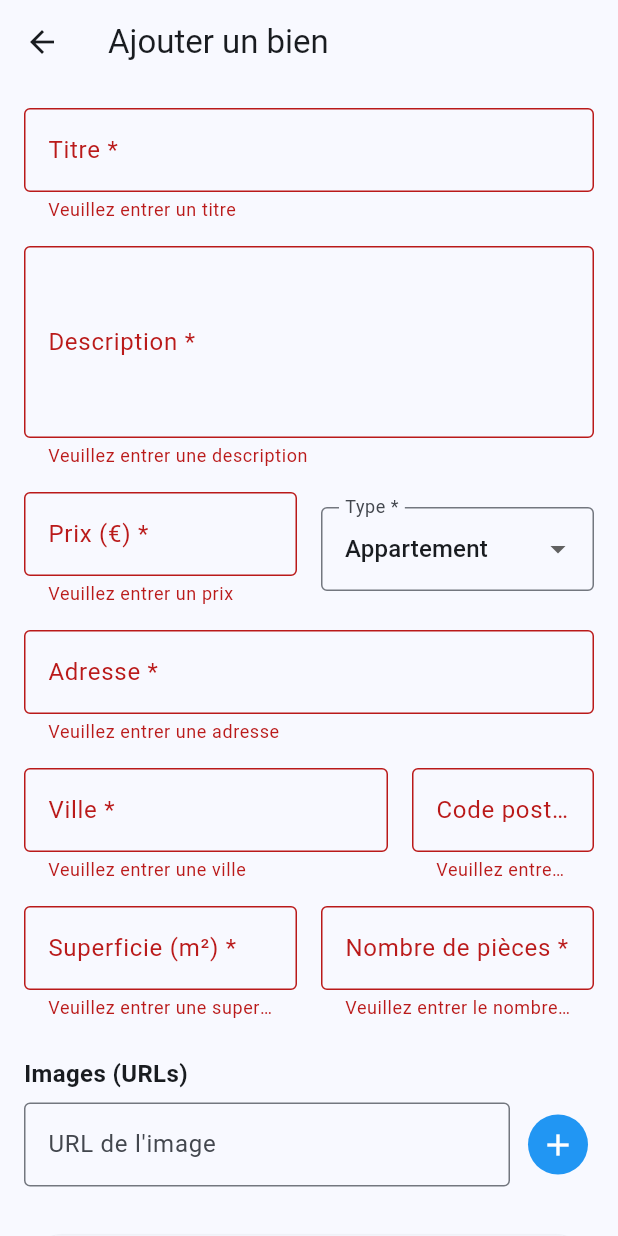
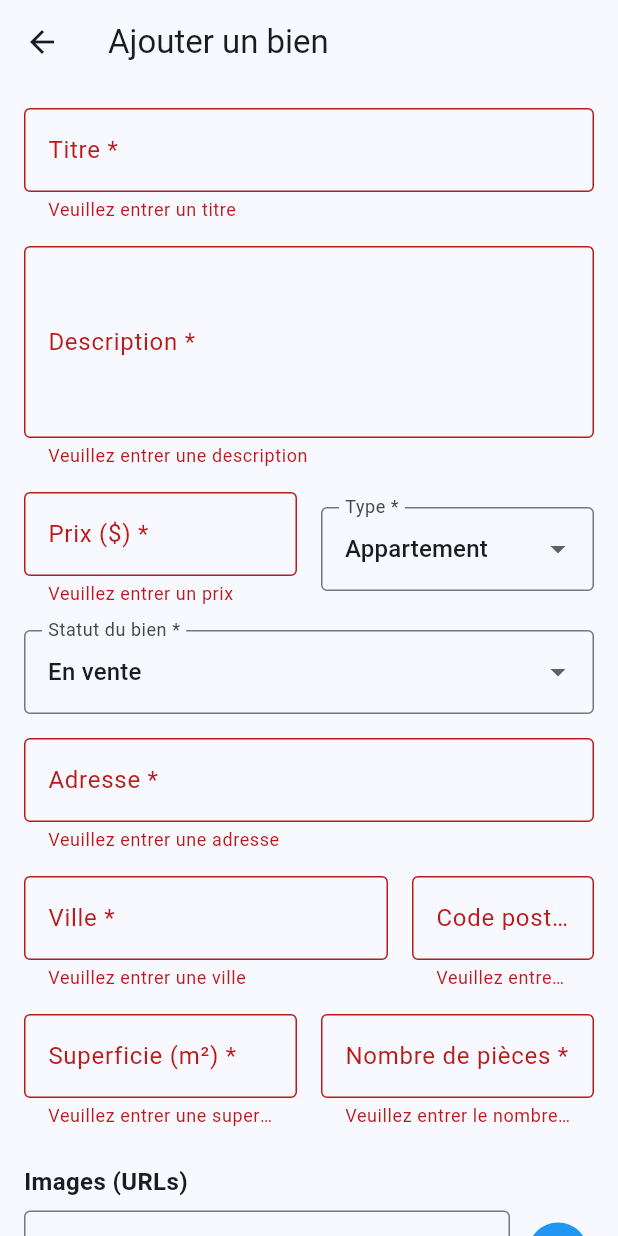
Before and after one commit to kingPaku/henock_app, a Flutter app: the AddBienScreen screen opened directly, after a tap on "Ajouter le bien", on a phone screen of 412 x 824 dp. Run offline on Flutter 3.47's test engine with Material 3 defaults, Android fonts, the phone set to English and light mode, and no system bars; our stand-ins replace cached_network_image, cloud_firestore, firebase_auth, firebase_core, google_sign_in; accounts and stored records are empty; generated files the repository leaves out were written again.

Commit message:
deuxieme finalisation

```diff
--- a/lib/models/bien_immobilier.dart
+++ b/lib/models/bien_immobilier.dart
@@ -13,6 +13,7 @@ class BienImmobilier {
   final String? userId; // Propriétaire du bien
   final DateTime dateCreation;
   final bool disponible;
+  final String statut;
 
   BienImmobilier({
     this.id,
@@ -29,7 +30,9 @@ class BienImmobilier {
     this.userId,
     DateTime? dateCreation,
     this.disponible = true,
-  }) : dateCreation = dateCreation ?? DateTime.now();
+    String? statut,
+  })  : dateCreation = dateCreation ?? DateTime.now(),
+        statut = statut ?? (disponible ? 'En vente' : 'Retiré de la vente');
 
   // Conversion vers Map pour Firestore
   Map<String, dynamic> toMap() {
@@ -47,11 +50,13 @@ class BienImmobilier {
       'userId': userId,
       'dateCreation': dateCreation.toIso8601String(),
       'disponible': disponible,
+      'statut': statut,
     };
   }
 
   // Création depuis Map (Firestore)
   factory BienImmobilier.fromMap(String id, Map<String, dynamic> map) {
+    final bool disponible = map['disponible'] ?? true;
     return BienImmobilier(
       id: id,
       titre: map['titre'] ?? '',
@@ -68,7 +73,8 @@ class BienImmobilier {
       dateCreation: map['dateCreation'] != null
           ? DateTime.parse(map['dateCreation'])
           : DateTime.now(),
-      disponible: map['disponible'] ?? true,
+      disponible: disponible,
+      statut: map['statut'],
     );
   }
 
@@ -88,6 +94,7 @@ class BienImmobilier {
     String? userId,
     DateTime? dateCreation,
     bool? disponible,
+    String? statut,
   }) {
     return BienImmobilier(
       id: id ?? this.id,
@@ -104,6 +111,7 @@ class BienImmobilier {
       userId: userId ?? this.userId,
       dateCreation: dateCreation ?? this.dateCreation,
       disponible: disponible ?? this.disponible,
+      statut: statut ?? this.statut,
     );
   }
 }
--- a/lib/utils/constants.dart
+++ b/lib/utils/constants.dart
@@ -3,7 +3,7 @@ import 'package:intl/intl.dart';
 // Formatage du prix
 String formatPrix(double prix) {
   final formatter = NumberFormat.currency(
-    symbol: '€',
+    symbol: '\$',
     decimalDigits: 0,
     locale: 'fr_FR',
   );
--- a/lib/views/biens/add_bien_screen.dart
+++ b/lib/views/biens/add_bien_screen.dart
@@ -5,7 +5,9 @@ import '../../controllers/bien_controller.dart';
 import '../../models/bien_immobilier.dart';
 
 class AddBienScreen extends StatefulWidget {
-  const AddBienScreen({super.key});
+  final BienImmobilier? bienToEdit;
+
+  const AddBienScreen({super.key, this.bienToEdit});
 
   @override
   State<AddBienScreen> createState() => _AddBienScreenState();
@@ -24,6 +26,7 @@ class _AddBienScreenState extends State<AddBienScreen> {
   final _imageUrlController = TextEditingController();
 
   String _selectedType = 'Appartement';
+  String _selectedStatut = 'En vente';
   final List<String> _types = [
     'Appartement',
     'Maison',
@@ -32,7 +35,39 @@ class _AddBienScreenState extends State<AddBienScreen> {
     'Loft',
     'Autre'
   ];
+  final List<String> _statuts = const [
+    'En vente',
+    'Déjà vendu',
+    'Retiré de la vente',
+  ];
   final List<String> _images = [];
+
+  bool get _isEditMode => widget.bienToEdit != null;
+
+  @override
+  void initState() {
+    super.initState();
+    _prefillFormIfNeeded();
+  }
+
+  void _prefillFormIfNeeded() {
+    final bien = widget.bienToEdit;
+    if (bien == null) return;
+
+    _titreController.text = bien.titre;
+    _descriptionController.text = bien.description;
+    _prixController.text = bien.prix.toStringAsFixed(0);
+    _adresseController.text = bien.adresse;
+    _villeController.text = bien.ville;
+    _codePostalController.text = bien.codePostal;
+    _superficieController.text = bien.superficie.toString();
+    _nombrePiecesController.text = bien.nombrePieces.toString();
+    _selectedType = bien.type;
+    _selectedStatut = _statuts.contains(bien.statut)
+        ? bien.statut
+        : (bien.disponible ? 'En vente' : 'Retiré de la vente');
+    _images.addAll(bien.images);
+  }
 
   @override
   void dispose() {
@@ -81,6 +116,7 @@ class _AddBienScreenState extends State<AddBienScreen> {
     }
 
     final bien = BienImmobilier(
+      id: widget.bienToEdit?.id,
       titre: _titreController.text.trim(),
       description: _descriptionController.text.trim(),
       prix: double.parse(_prixController.text.trim()),
@@ -91,26 +127,44 @@ class _AddBienScreenState extends State<AddBienScreen> {
       superficie: int.parse(_superficieController.text.trim()),
       nombrePieces: int.parse(_nombrePiecesController.text.trim()),
       images: _images,
-      userId: authController.currentUser!.uid,
+      userId: widget.bienToEdit?.userId ?? authController.currentUser!.uid,
+      dateCreation: widget.bienToEdit?.dateCreation,
+      disponible: _selectedStatut == 'En vente',
+      statut: _selectedStatut,
     );
 
     final bienController = context.read<BienController>();
-    bool success = await bienController.ajouterBien(bien);
+    final bool success = _isEditMode
+        ? await bienController.modifierBien(widget.bienToEdit!.id!, bien)
+        : await bienController.ajouterBien(bien);
 
     if (!mounted) return;
 
     if (success) {
       ScaffoldMessenger.of(context).showSnackBar(
-        const SnackBar(
-          content: Text('Bien ajouté avec succès!'),
+        SnackBar(
+          content: Text(
+            _isEditMode
+                ? 'Bien modifié avec succès!'
+                : 'Bien ajouté avec succès!',
+          ),
           backgroundColor: Colors.green,
         ),
       );
-      _resetForm();
+      if (_isEditMode) {
+        Navigator.pop(context, true);
+      } else {
+        _resetForm();
+      }
     } else {
       ScaffoldMessenger.of(context).showSnackBar(
         SnackBar(
-          content: Text(bienController.errorMessage ?? 'Erreur lors de l\'ajout'),
+          content: Text(
+            bienController.errorMessage ??
+                (_isEditMode
+                    ? 'Erreur lors de la modification'
+                    : 'Erreur lors de l\'ajout'),
+          ),
           backgroundColor: Colors.red,
         ),
       );
@@ -131,6 +185,7 @@ class _AddBienScreenState extends State<AddBienScreen> {
     setState(() {
       _images.clear();
       _selectedType = 'Appartement';
+      _selectedStatut = 'En vente';
     });
   }
 
@@ -138,7 +193,7 @@ class _AddBienScreenState extends State<AddBienScreen> {
   Widget build(BuildContext context) {
     return Scaffold(
       appBar: AppBar(
-        title: const Text('Ajouter un bien'),
+        title: Text(_isEditMode ? 'Modifier le bien' : 'Ajouter un bien'),
       ),
       body: SingleChildScrollView(
         padding: const EdgeInsets.all(16.0),
@@ -182,7 +237,7 @@ class _AddBienScreenState extends State<AddBienScreen> {
                     child: TextFormField(
                       controller: _prixController,
                       decoration: const InputDecoration(
-                        labelText: 'Prix (€) *',
+                        labelText: 'Prix (\$) *',
                         border: OutlineInputBorder(),
                       ),
                       keyboardType: TextInputType.number,
@@ -219,6 +274,26 @@ class _AddBienScreenState extends State<AddBienScreen> {
                     ),
                   ),
                 ],
+              ),
+              const SizedBox(height: 16),
+              DropdownButtonFormField<String>(
+                initialValue: _selectedStatut,
+                decoration: const InputDecoration(
+                  labelText: 'Statut du bien *',
+                  border: OutlineInputBorder(),
+                ),
+                items: _statuts.map((statut) {
+                  return DropdownMenuItem(
+                    value: statut,
+                    child: Text(statut),
+                  );
+                }).toList(),
+                onChanged: (value) {
+                  if (value == null) return;
+                  setState(() {
+                    _selectedStatut = value;
+                  });
+                },
               ),
               const SizedBox(height: 16),
               TextFormField(
@@ -396,7 +471,9 @@ class _AddBienScreenState extends State<AddBienScreen> {
                     ),
                     child: bienController.isLoading
                         ? const CircularProgressIndicator()
-                        : const Text('Ajouter le bien'),
+                        : Text(_isEditMode
+                            ? 'Enregistrer les modifications'
+                            : 'Ajouter le bien'),
                   );
                 },
               ),
```
Also changed, not shown: lib/controllers/bien_controller.dart (+40 -0 lines), lib/views/biens/bien_detail_screen.dart (+54 -1 lines), lib/views/biens/filter_screen.dart (+4 -4 lines).
